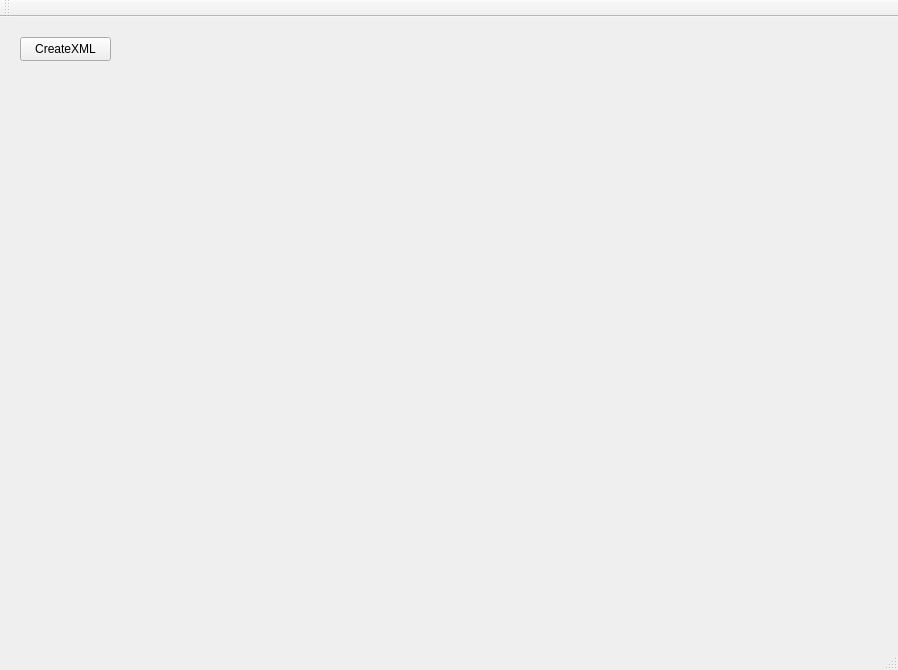
Cenadar/CenDigitRecognizer, file mainwindow.ui: the form before one commit.
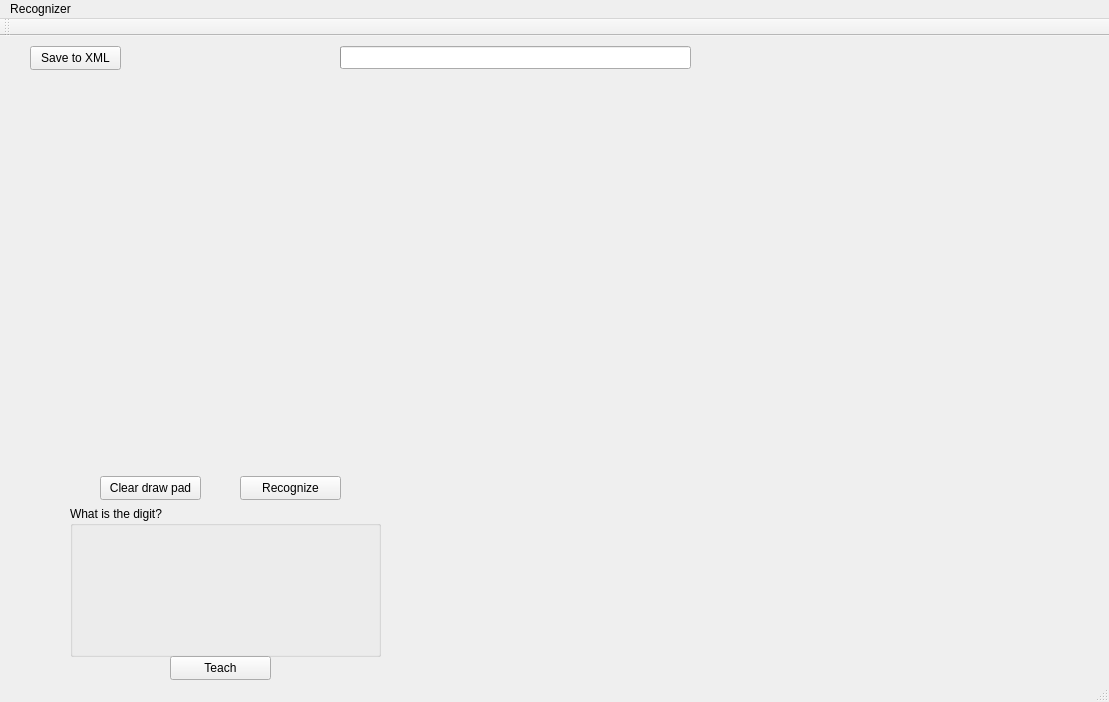
The form after the commit. Custom widgets are drawn as their Qt base class.

Commit message: Partically working project (60x40 pixel version) Realised:  * Recognition (answer in histogram)  * Teaching by examples  * Teach from files (examples in .xml)

The edit to the form file:
```diff
--- a/mainwindow.ui
+++ b/mainwindow.ui
@@ -6,8 +6,8 @@
    <rect>
     <x>0</x>
     <y>0</y>
-    <width>898</width>
-    <height>670</height>
+    <width>1109</width>
+    <height>702</height>
    </rect>
   </property>
   <property name="windowTitle">
@@ -17,14 +17,120 @@
    <widget class="QPushButton" name="CreateXMLButton">
     <property name="geometry">
      <rect>
-      <x>20</x>
-      <y>20</y>
+      <x>30</x>
+      <y>10</y>
       <width>91</width>
       <height>24</height>
      </rect>
     </property>
     <property name="text">
-     <string>CreateXML</string>
+     <string>Save to XML</string>
+    </property>
+   </widget>
+   <widget class="DrawPad" name="DrawPadWidget" native="true">
+    <property name="geometry">
+     <rect>
+      <x>30</x>
+      <y>60</y>
+      <width>431</width>
+      <height>381</height>
+     </rect>
+    </property>
+    <property name="sizePolicy">
+     <sizepolicy hsizetype="Preferred" vsizetype="Preferred">
+      <horstretch>0</horstretch>
+      <verstretch>0</verstretch>
+     </sizepolicy>
+    </property>
+   </widget>
+   <widget class="HistogramView" name="HistogramViewWidget" native="true">
+    <property name="geometry">
+     <rect>
+      <x>490</x>
+      <y>60</y>
+      <width>261</width>
+      <height>381</height>
+     </rect>
+    </property>
+   </widget>
+   <widget class="QPushButton" name="RecognizeButton">
+    <property name="geometry">
+     <rect>
+      <x>240</x>
+      <y>440</y>
+      <width>101</width>
+      <height>24</height>
+     </rect>
+    </property>
+    <property name="text">
+     <string>Recognize</string>
+    </property>
+   </widget>
+   <widget class="QGroupBox" name="DigitRadioBox">
+    <property name="geometry">
+     <rect>
+      <x>70</x>
+      <y>470</y>
+      <width>311</width>
+      <height>151</height>
+     </rect>
+    </property>
+    <property name="title">
+     <string>What is the digit?</string>
+    </property>
+    <property name="checked">
+     <bool>false</bool>
+    </property>
+   </widget>
+   <widget class="QPushButton" name="ClearDrawButton">
+    <property name="geometry">
+     <rect>
+      <x>100</x>
+      <y>440</y>
+      <width>101</width>
+      <height>24</height>
+     </rect>
+    </property>
+    <property name="text">
+     <string>Clear draw pad</string>
+    </property>
+   </widget>
+   <widget class="QPushButton" name="TeachButton">
+    <property name="geometry">
+     <rect>
+      <x>170</x>
+      <y>620</y>
+      <width>101</width>
+      <height>24</height>
+     </rect>
+    </property>
+    <property name="text">
+     <string>Teach</string>
+    </property>
+   </widget>
+   <widget class="QProgressBar" name="progressBar">
+    <property name="enabled">
+     <bool>true</bool>
+    </property>
+    <property name="geometry">
+     <rect>
+      <x>340</x>
+      <y>10</y>
+      <width>351</width>
+      <height>23</height>
+     </rect>
+    </property>
+    <property name="maximum">
+     <number>100</number>
+    </property>
+    <property name="textVisible">
+     <bool>true</bool>
+    </property>
+    <property name="orientation">
+     <enum>Qt::Horizontal</enum>
+    </property>
+    <property name="format">
+     <string>%p%</string>
     </property>
    </widget>
   </widget>
@@ -33,10 +139,22 @@
     <rect>
      <x>0</x>
      <y>0</y>
-     <width>898</width>
+     <width>1109</width>
      <height>21</height>
     </rect>
    </property>
+   <widget class="QMenu" name="menuRecognizer">
+    <property name="title">
+     <string>Recognizer</string>
+    </property>
+    <addaction name="actionLoad"/>
+    <addaction name="actionTeach_from_base"/>
+    <addaction name="separator"/>
+    <addaction name="actionErase_neurons"/>
+    <addaction name="separator"/>
+    <addaction name="actionExit"/>
+   </widget>
+   <addaction name="menuRecognizer"/>
   </widget>
   <widget class="QToolBar" name="mainToolBar">
    <attribute name="toolBarArea">
@@ -49,6 +167,20 @@
   <widget class="QStatusBar" name="statusBar"/>
  </widget>
  <layoutdefault spacing="6" margin="11"/>
+ <customwidgets>
+  <customwidget>
+   <class>DrawPad</class>
+   <extends>QWidget</extends>
+   <header>drawpad.h</header>
+   <container>1</container>
+  </customwidget>
+  <customwidget>
+   <class>HistogramView</class>
+   <extends>QWidget</extends>
+   <header>histogramview.h</header>
+   <container>1</container>
+  </customwidget>
+ </customwidgets>
  <tabstops>
   <tabstop>CreateXMLButton</tabstop>
  </tabstops>
```
Left out of the diff: 24 changed lines with no effect on the pictures. The commit also changes 41 other files.
